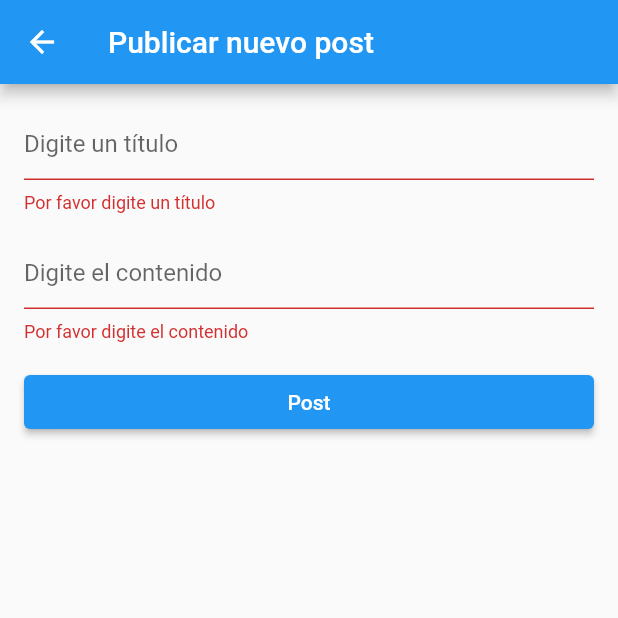
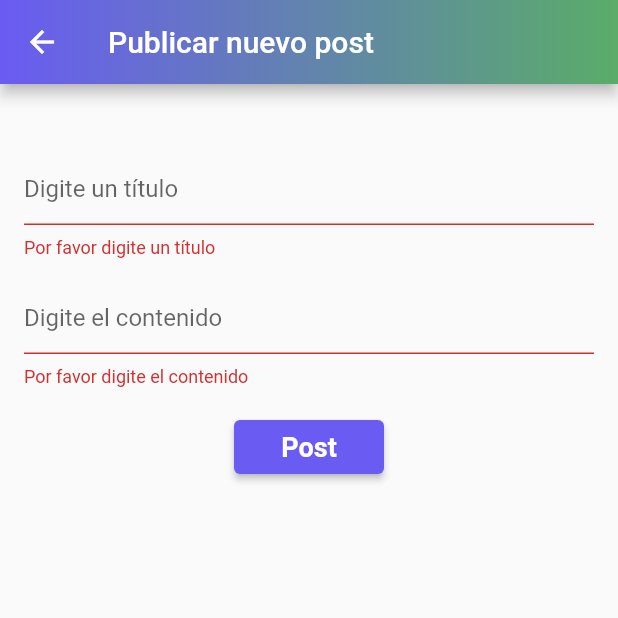
Before and after one commit to SantiagoGaonaC/RecipeDiary, a Flutter app: the ComposePostPage screen opened directly, after a tap on "Post", on a phone screen of 412 x 824 dp, the top half of it. Run offline on Flutter 3.47's test engine with Material 2 defaults, Android fonts, the phone set to English and light mode, and no system bars; our stand-ins replace shared_preferences; accounts and stored records are empty.

Commit message:
Funcion de ver perfil, publicar post y borrar post

```diff
--- a/frontend/lib/writePost.dart
+++ b/frontend/lib/writePost.dart
@@ -12,21 +12,41 @@ class ComposePostPage extends StatefulWidget {
 
 class _ComposePostPageState extends State<ComposePostPage> {
   final _formKey = GlobalKey<FormState>();
-  String? _title = '';
-  String? _body = '';
+  final TextEditingController _titleController = TextEditingController();
+  final TextEditingController _bodyController = TextEditingController();
+
+  @override
+  void dispose() {
+    _titleController.dispose();
+    _bodyController.dispose();
+    super.dispose();
+  }
 
   @override
   Widget build(BuildContext context) {
     return Scaffold(
       appBar: AppBar(
         title: Text('Publicar nuevo post'),
+        flexibleSpace: Container(
+          decoration: BoxDecoration(
+            gradient: LinearGradient(
+              colors: [Color(0xff6A5BF2), Color(0xff5AAC69)],
+              begin: Alignment.centerLeft,
+              end: Alignment.centerRight,
+            ),
+          ),
+        ),
       ),
       body: Form(
         key: _formKey,
         child: ListView(
           padding: EdgeInsets.all(16.0),
           children: [
+            SizedBox(
+              height: 30,
+            ),
             TextFormField(
+              controller: _titleController,
               decoration: InputDecoration(
                 hintText: 'Digite un título',
               ),
@@ -36,12 +56,10 @@ class _ComposePostPageState extends State<ComposePostPage> {
                 }
                 return null;
               },
-              onSaved: (value) {
-                _title = value;
-              },
             ),
             SizedBox(height: 16.0),
             TextFormField(
+              controller: _bodyController,
               decoration: InputDecoration(
                 hintText: 'Digite el contenido',
               ),
@@ -53,14 +71,27 @@ class _ComposePostPageState extends State<ComposePostPage> {
                 }
                 return null;
               },
-              onSaved: (value) {
-                _body = value;
-              },
             ),
             SizedBox(height: 16.0),
-            ElevatedButton(
-              onPressed: _submitForm,
-              child: Text('Post'),
+            Row(
+              mainAxisAlignment: MainAxisAlignment.center,
+              crossAxisAlignment: CrossAxisAlignment.center,
+              children: [
+                SizedBox(
+                  width: 100,
+                  child: ElevatedButton(
+                    style: ElevatedButton.styleFrom(primary: Color(0xff6A5BF2)),
+                    onPressed: _submitForm,
+                    child: Text(
+                      'Post',
+                      style: TextStyle(
+                        fontSize: 18,
+                        fontWeight: FontWeight.bold,
+                      ),
+                    ),
+                  ),
+                ),
+              ],
             ),
           ],
         ),
@@ -68,12 +99,47 @@ class _ComposePostPageState extends State<ComposePostPage> {
     );
   }
 
-  void _submitForm() {
+  void _submitForm() async {
     if (_formKey.currentState?.validate() == true) {
-      _formKey.currentState?.save();
       // Here you can send the post data to an API or store it locally
-      print('Title: $_title\nBody: $_body');
-      Navigator.pop(context);
+      final title = _titleController.text;
+      final content = _bodyController.text;
+
+      final url = Uri.parse(
+          'http://recipediary.bucaramanga.upb.edu.co:4000/api/socmed/post');
+      String? token = await MySharedPreferences.getToken();
+      print(token);
+      final headers = {
+        'Authorization': 'Bearer ${token}',
+        'Content-Type': 'application/json'
+      };
+      final body = json.encode({
+        "title": title,
+        "content": content,
+      });
+
+      final response = await http.post(
+        url,
+        headers: headers,
+        body: body,
+      );
+
+      if (response.statusCode == 200) {
+        print('Success publishing new post');
+        print('Title: $title\nBody: $content');
+        Navigator.pop(context, true);
+      } else {
+        print('Failed to fetch: not code 200');
+        ScaffoldMessenger.of(context).showSnackBar(
+          const SnackBar(
+            content: Text('Hubo un error publicando el post.'),
+          ),
+        );
+        print('Title: $title\nBody: $content');
+        print(response.statusCode);
+        print(response.body.toString());
+        throw Exception('There was an error submitting the post');
+      }
     }
   }
 }
```
Also changed, not shown: frontend/lib/post.dart (+9 -8 lines), frontend/lib/profile.dart (+55 -5 lines), 2 other files.
